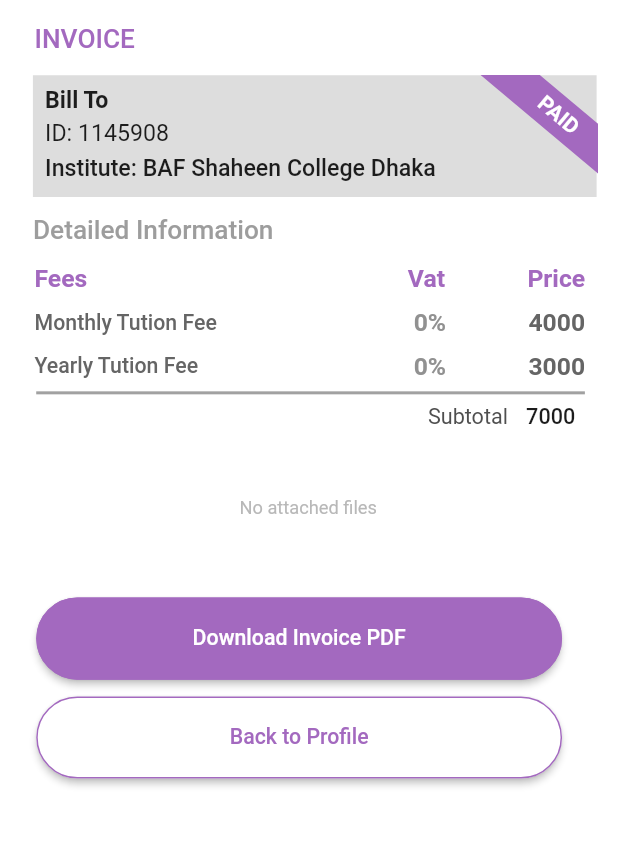
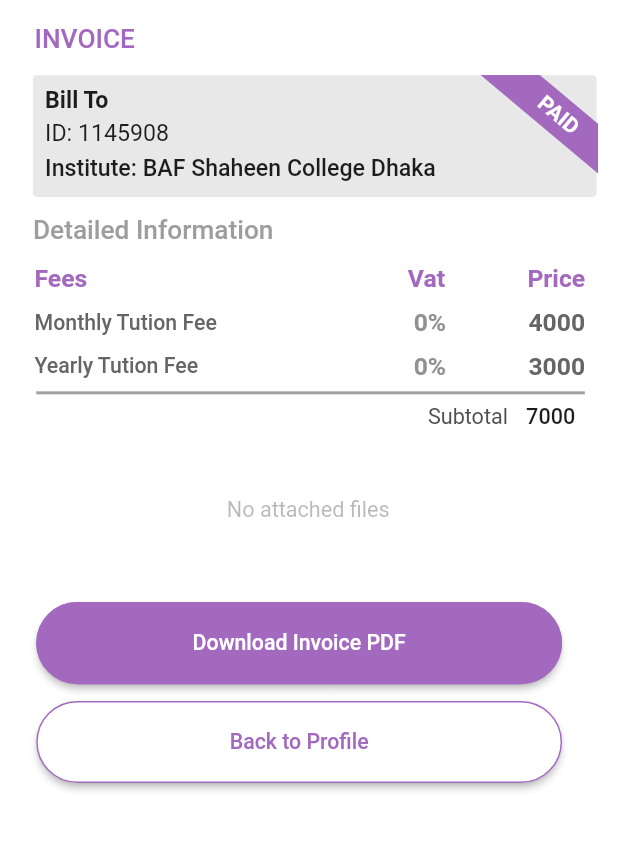
Before and after one commit to khandaker-shamsul-arafen/My-campus, a Flutter app: the SeventhPageView screen opened by its route, on a phone screen of 412 x 824 dp, the part 60-911 px from its top. Run offline on Flutter 3.47's test engine with Material 2 defaults, Android fonts, the light colour scheme and no system bars; our stand-ins replace flutter_screenutil, get.

Commit message:
Some Ui Change

```diff
--- a/lib/app/modules/Seventh_Page/views/seventh_page_view.dart
+++ b/lib/app/modules/Seventh_Page/views/seventh_page_view.dart
@@ -43,7 +43,10 @@
                         child: Container(
                           height: 80.h,
                           width: MediaQuery.of(context).size.width,
-                          decoration: BoxDecoration(color: Color(0xFFDDDDDD)),
+                          decoration: BoxDecoration(
+                            color: const Color(0xFFDDDDDD).withOpacity(0.67),
+                            borderRadius: BorderRadius.circular(2.76),
+                          ),
                           child: Padding(
                             padding: EdgeInsets.all(8.0.r),
                             child: Column(
@@ -202,7 +205,9 @@
                     child: Center(
                         child: Text("No attached files",
                             style: textHintColor124Font(
-                                color: const Color(0xFFB8B8B8)))),
+                                color:
+                                    const Color(0xFF4F4F4F).withOpacity(0.40),
+                                fontSize: 14.sp))),
                   ),
 
                   Padding(
```
